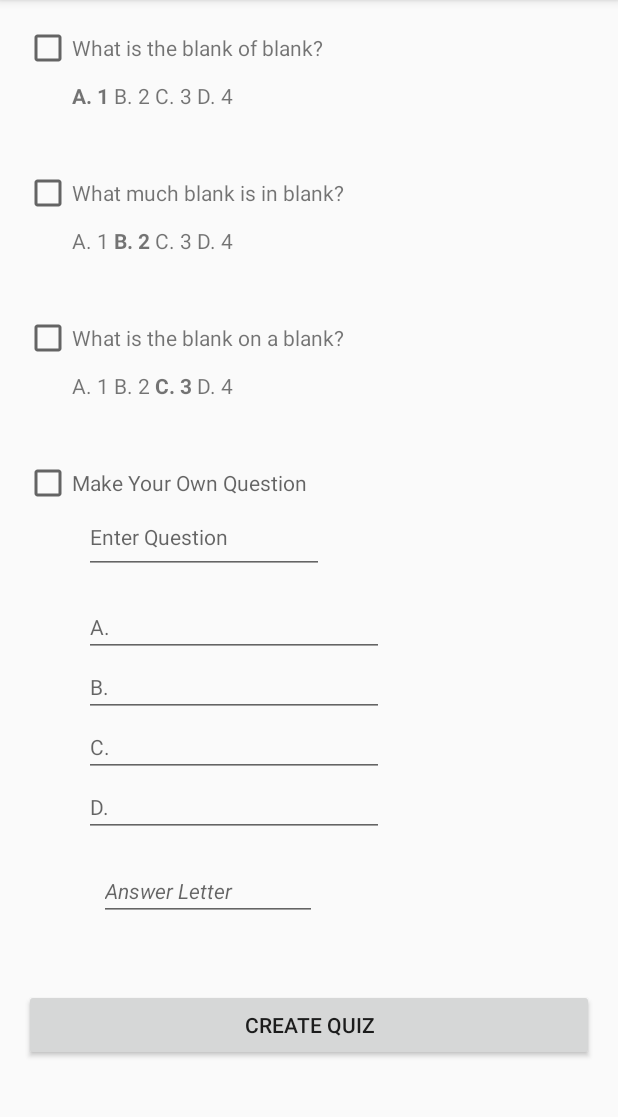
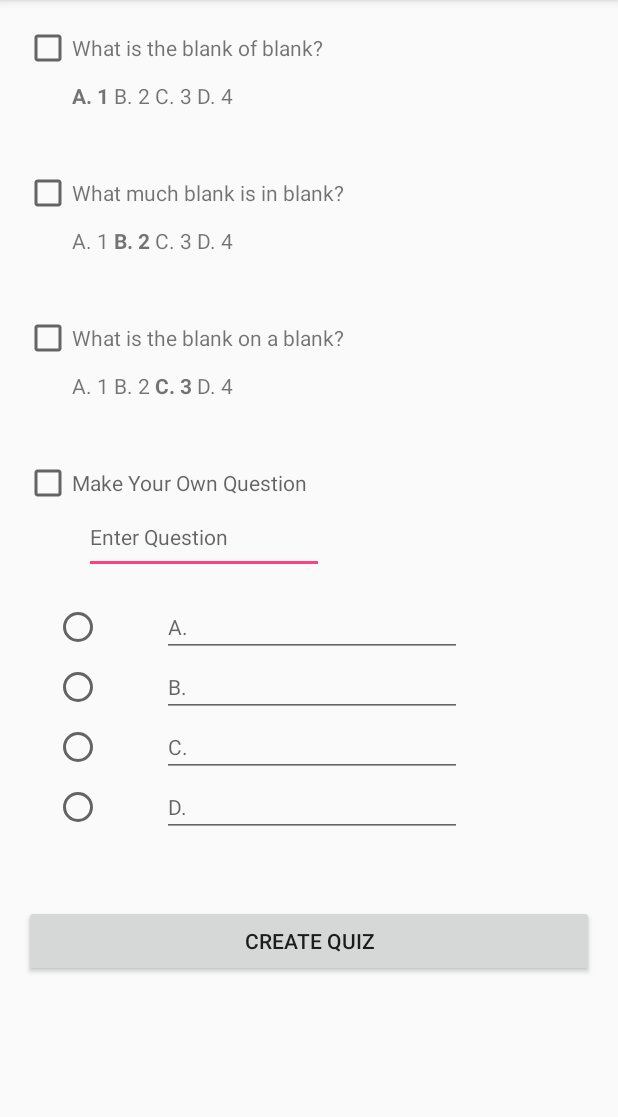
Before and after one commit to lukelowers/BTQuiz, an Android app: the CreateQuiz screen opened directly, with no data from a screen before it, on a phone screen of 412 x 824 dp, the part 84-1201 px from its top. Run offline under Robolectric (Android 15) with nearby library versions, the phone set to English and light mode, and no system bars.

Commit message:
Radio buttons added to CreateQuiz, cleaned up interface - Luke

```diff
--- a/app/src/main/AndroidManifest.xml
+++ b/app/src/main/AndroidManifest.xml
@@ -22,7 +22,9 @@
         </activity>
         <activity android:name=".FacultyConnect" />
         <activity android:name=".Quiz" />
-        <activity android:name=".CreateQuiz"/>
+        <activity android:name=".CreateQuiz"
+            android:windowSoftInputMode="stateHidden"
+            />
     </application>
 
 </manifest>
--- a/app/src/main/java/com/example/luke/btquiz/Quiz.java
+++ b/app/src/main/java/com/example/luke/btquiz/Quiz.java
@@ -9,9 +9,6 @@ public class Quiz extends AppCompatActivity {
 
 
     Intent discoverableIntent = new Intent(BluetoothAdapter.ACTION_REQUEST_DISCOVERABLE);
-
-
-
 
     @Override
     protected void onCreate(Bundle savedInstanceState) {
--- a/app/src/main/res/layout/activity_create_quiz.xml
+++ b/app/src/main/res/layout/activity_create_quiz.xml
@@ -132,9 +132,21 @@
         android:textColor="@android:color/black"
         android:layout_marginLeft="40dp"
         android:layout_marginBottom="15dp"
-        android:focusable="false" />
+        android:maxLength="60" />
 
-        <EditText
+
+        <LinearLayout
+            android:layout_width="match_parent"
+            android:layout_height="match_parent"
+            android:orientation="horizontal" >
+
+            <RadioButton
+                android:layout_width="wrap_content"
+                android:layout_height="wrap_content"
+                android:id="@+id/aRadio"
+                android:layout_marginLeft="20dp" />
+
+            <EditText
             android:layout_height="wrap_content"
             android:inputType="textPersonName"
             android:ems="4"
@@ -148,9 +160,23 @@
             android:layout_marginLeft="40dp"
             android:hint="A. "
             android:layout_width="200dp"
-            android:focusable="false" />
+                android:maxLength="30" />
 
-        <EditText
+        </LinearLayout>
+
+
+        <LinearLayout
+            android:layout_width="match_parent"
+            android:layout_height="match_parent"
+            android:orientation="horizontal"
+            android:layout_marginLeft="20dp">
+
+            <RadioButton
+                android:layout_width="wrap_content"
+                android:layout_height="wrap_content"
+                android:id="@+id/bRadio" />
+
+            <EditText
             android:layout_height="wrap_content"
         android:inputType="textPersonName"
             android:ems="4"
@@ -163,9 +189,23 @@
             android:layout_marginLeft="40dp"
             android:hint="B.  "
             android:layout_width="200dp"
-            android:focusable="false" />
+                android:maxLength="30" />
 
-        <EditText
+            </LinearLayout>
+
+
+        <LinearLayout
+            android:layout_width="match_parent"
+            android:layout_height="match_parent"
+            android:orientation="horizontal" >
+
+            <RadioButton
+                android:layout_width="wrap_content"
+                android:layout_height="wrap_content"
+                android:id="@+id/cRadio"
+                android:layout_marginLeft="20dp" />
+
+            <EditText
             android:layout_height="wrap_content"
             android:inputType="textPersonName"
             android:ems="4"
@@ -178,9 +218,23 @@
             android:layout_marginLeft="40dp"
             android:hint="C. "
             android:layout_width="200dp"
-            android:focusable="false" />
+                android:maxLength="30" />
 
-        <EditText
+            </LinearLayout>
+
+
+        <LinearLayout
+            android:layout_width="match_parent"
+            android:layout_height="match_parent"
+            android:orientation="horizontal" >
+
+            <RadioButton
+                android:layout_width="wrap_content"
+                android:layout_height="wrap_content"
+                android:id="@+id/dRadio"
+                android:layout_marginLeft="20dp" />
+
+            <EditText
             android:layout_height="wrap_content"
         android:inputType="textPersonName"
             android:ems="4"
@@ -194,24 +248,8 @@
             android:layout_marginLeft="40dp"
             android:hint="D. "
             android:layout_width="200dp"
-            android:focusable="false" />
-
-        <EditText
-        android:layout_width="145dp"
-        android:layout_height="wrap_content"
-        android:inputType="textPersonName"
-        android:ems="10"
-        android:id="@+id/answerCorrect"
-        android:editable="true"
-        android:textSize="14sp"
-        android:hint="Answer Letter"
-        android:layout_below="@+id/answerA"
-        android:layout_alignParentLeft="true"
-        android:layout_alignParentStart="true"
-        android:layout_marginTop="16dp"
-            android:layout_marginLeft="50dp"
-            android:textStyle="normal|italic"
-            android:focusable="false" />
+                android:maxLength="30" />
+            </LinearLayout>
 
     </LinearLayout>
 
```
Also changed, not shown: app/src/main/java/com/example/luke/btquiz/CreateQuiz.java (+125 -11 lines).
